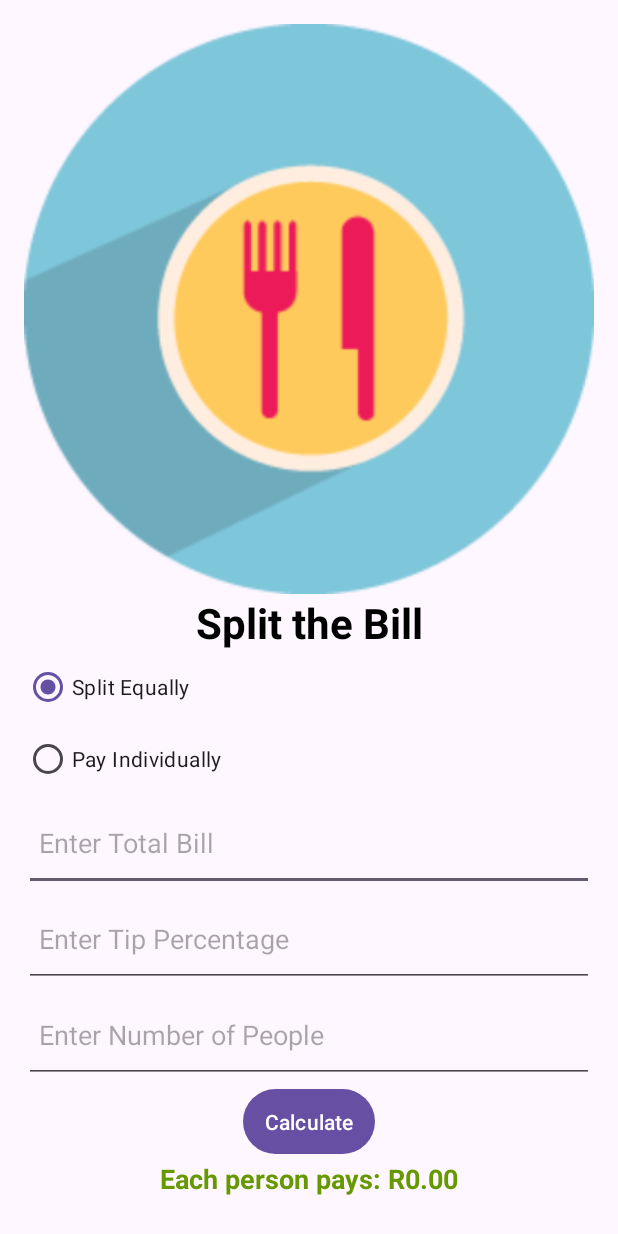
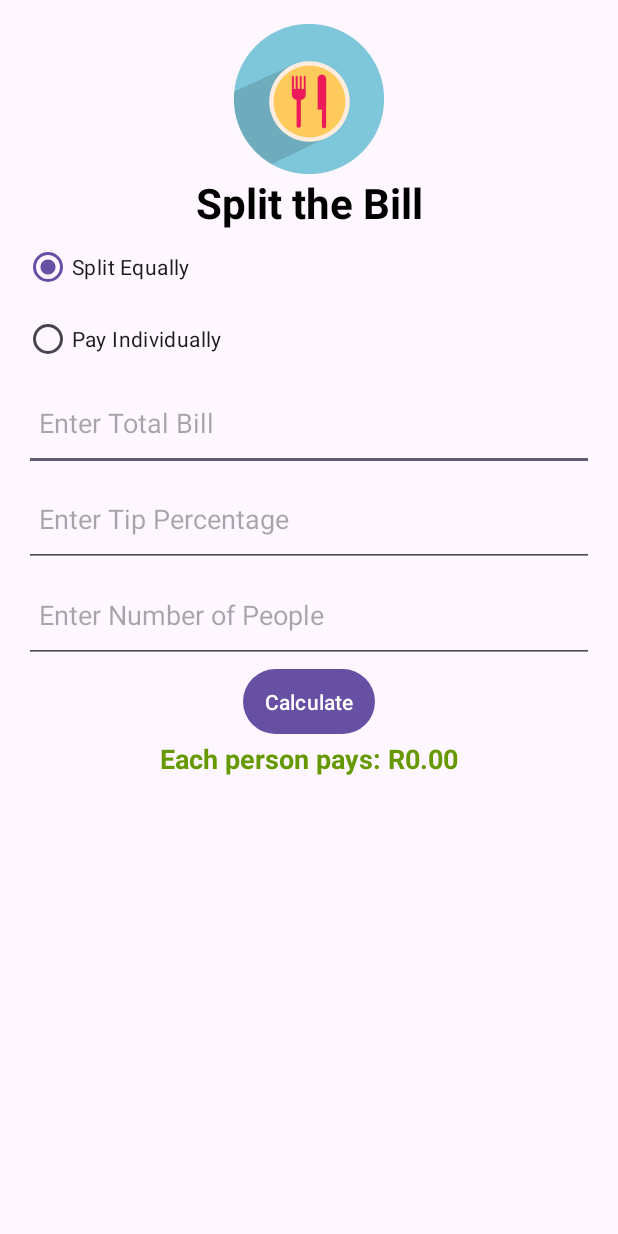
Before and after one commit to DiancaJadeNaidu/SplitTheBill, an Android app: the screen it shows after launch (MainActivity), on a phone screen of 412 x 824 dp. Run offline under Robolectric (Android 15) with nearby library versions, the phone set to English and light mode, and no system bars.

```diff
--- a/app/src/main/res/layout/activity_main.xml
+++ b/app/src/main/res/layout/activity_main.xml
@@ -1,21 +1,25 @@
 <?xml version="1.0" encoding="utf-8"?>
-<androidx.constraintlayout.widget.ConstraintLayout xmlns:android="http://schemas.android.com/apk/res/android"
+<ScrollView xmlns:android="http://schemas.android.com/apk/res/android"
     xmlns:app="http://schemas.android.com/apk/res-auto"
     xmlns:tools="http://schemas.android.com/tools"
     android:layout_width="match_parent"
     android:layout_height="match_parent"
+    android:fillViewport="true">
+
+    <androidx.constraintlayout.widget.ConstraintLayout
+        android:layout_width="match_parent"
+        android:layout_height="wrap_content"
         android:padding="16dp"
         tools:context=".MainActivity">
 
         <ImageView
             android:id="@+id/imageView"
-        android:layout_width="match_parent"
-        android:layout_height="wrap_content"
+            android:layout_width="wrap_content"
+            android:layout_height="100dp"
             android:src="@drawable/catering_food_dinner_20584"
-        android:adjustViewBounds="true"
-        app:layout_constraintEnd_toEndOf="parent"
+            app:layout_constraintTop_toTopOf="parent"
             app:layout_constraintStart_toStartOf="parent"
-        app:layout_constraintTop_toTopOf="parent" />
+            app:layout_constraintEnd_toEndOf="parent" />
 
         <TextView
             android:id="@+id/titleText"
@@ -128,3 +132,4 @@
             app:layout_constraintEnd_toEndOf="parent" />
 
     </androidx.constraintlayout.widget.ConstraintLayout>
+</ScrollView>
```
Lines whose indentation alone changed are shown as unchanged.
